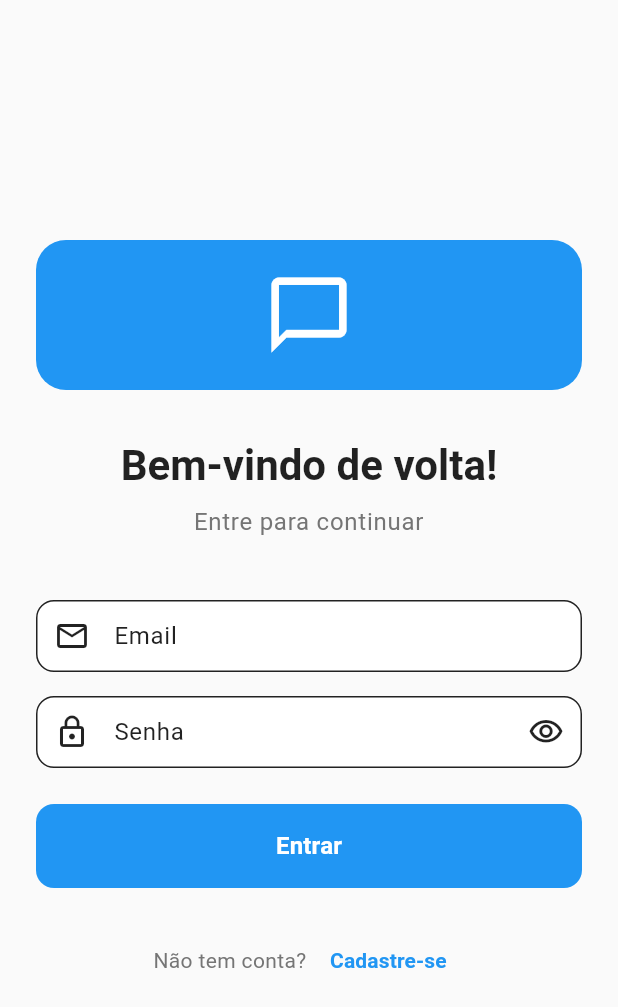
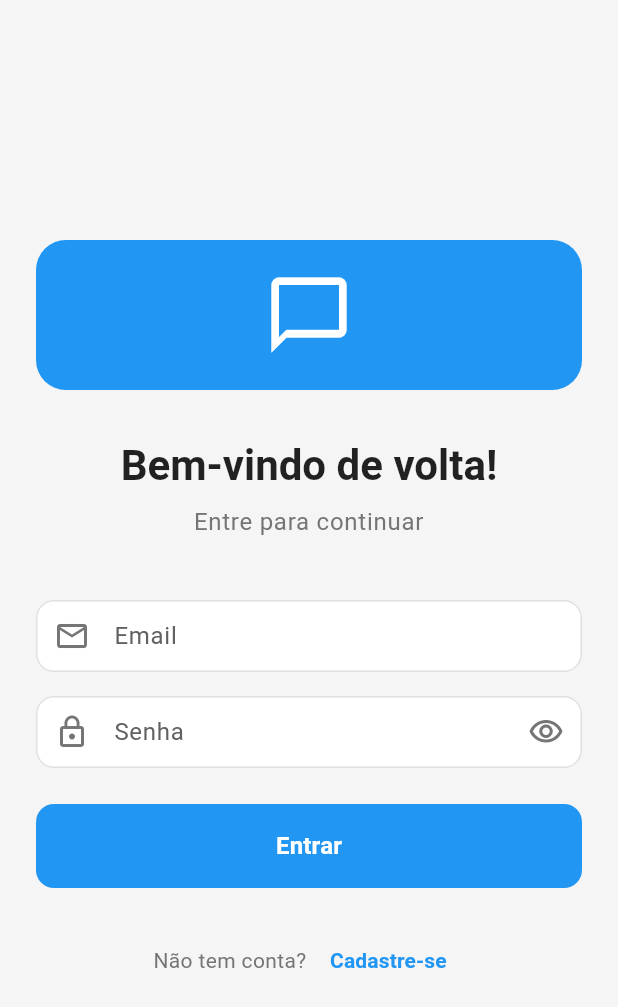
Before and after one commit to carlosesl1/agente, a Flutter app: the screen it shows after launch, on a phone screen of 412 x 824 dp. Shown: the top 1007 px of the screen. Run offline on Flutter 3.47's test engine with Material 3 defaults, Android fonts, the phone set to English and light mode, and no system bars; our stand-ins replace connectivity_plus, dio, firebase_core, firebase_messaging, flutter_chat_types, flutter_chat_ui and 8 more; missing offline and left inert: record; accounts and stored records are empty.

Commit message:
Corrigir cores da tela de login para suportar modo escuro
✨ Melhorias:
- Cores adaptáveis baseadas no tema (claro/escuro)
- Labels e hints visíveis em ambos os modos
- Background e campos com cores apropriadas
- Bordas com cores adequadas por tema
- Texto legível em modo escuro

🐛 Fixes:
- Letras brancas em fundo branco corrigido
- Nomes dos campos agora visíveis

```diff
--- a/meu_bot_app/lib/screens/login_screen.dart
+++ b/meu_bot_app/lib/screens/login_screen.dart
@@ -1,5 +1,8 @@
 import 'package:flutter/material.dart';
+import 'package:provider/provider.dart';
 import '../services/supabase_service.dart';
+import '../theme/theme_provider.dart';
+import '../theme/app_themes.dart';
 import 'register_screen.dart';
 
 /// Tela de Login
@@ -120,8 +123,11 @@ class _LoginScreenState extends State<LoginScreen> {
 
   @override
   Widget build(BuildContext context) {
+    final themeProvider = Provider.of<ThemeProvider>(context);
+    final isDark = themeProvider.isDarkMode;
+
     return Scaffold(
-      backgroundColor: Colors.grey[50],
+      backgroundColor: isDark ? AppThemes.darkBackground : AppThemes.lightBackground,
       body: SafeArea(
         child: Center(
           child: SingleChildScrollView(
@@ -137,7 +143,7 @@ class _LoginScreenState extends State<LoginScreen> {
                     width: 100,
                     height: 100,
                     decoration: BoxDecoration(
-                      color: Colors.blue,
+                      color: AppThemes.lightPrimary,
                       borderRadius: BorderRadius.circular(20),
                     ),
                     child: const Icon(
@@ -153,7 +159,7 @@ class _LoginScreenState extends State<LoginScreen> {
                     'Bem-vindo de volta!',
                     style: Theme.of(context).textTheme.headlineMedium?.copyWith(
                           fontWeight: FontWeight.bold,
-                          color: Colors.black87,
+                          color: isDark ? Colors.white : Colors.black87,
                         ),
                     textAlign: TextAlign.center,
                   ),
@@ -161,7 +167,7 @@ class _LoginScreenState extends State<LoginScreen> {
                   Text(
                     'Entre para continuar',
                     style: Theme.of(context).textTheme.bodyLarge?.copyWith(
-                          color: Colors.grey[600],
+                          color: isDark ? Colors.grey[400] : Colors.grey[600],
                         ),
                     textAlign: TextAlign.center,
                   ),
@@ -198,15 +204,40 @@ class _LoginScreenState extends State<LoginScreen> {
                     autocorrect: false,
                     enabled: !_isLoading,
                     validator: _validateEmail,
+                    style: TextStyle(
+                      color: isDark ? Colors.white : Colors.black87,
+                    ),
                     decoration: InputDecoration(
                       labelText: 'Email',
+                      labelStyle: TextStyle(
+                        color: isDark ? Colors.grey[400] : Colors.grey[700],
+                      ),
                       hintText: 'seu@email.com',
-                      prefixIcon: const Icon(Icons.email_outlined),
+                      hintStyle: TextStyle(
+                        color: isDark ? Colors.grey[600] : Colors.grey[400],
+                      ),
+                      prefixIcon: Icon(
+                        Icons.email_outlined,
+                        color: isDark ? Colors.grey[400] : Colors.grey[600],
+                      ),
                       border: OutlineInputBorder(
                         borderRadius: BorderRadius.circular(12),
                       ),
+                      enabledBorder: OutlineInputBorder(
+                        borderRadius: BorderRadius.circular(12),
+                        borderSide: BorderSide(
+                          color: isDark ? Colors.grey[700]! : Colors.grey[300]!,
+                        ),
+                      ),
+                      focusedBorder: OutlineInputBorder(
+                        borderRadius: BorderRadius.circular(12),
+                        borderSide: BorderSide(
+                          color: AppThemes.lightPrimary,
+                          width: 2,
+                        ),
+                      ),
                       filled: true,
-                      fillColor: Colors.white,
+                      fillColor: isDark ? AppThemes.darkSurface : Colors.white,
                     ),
                   ),
                   const SizedBox(height: 16),
@@ -217,15 +248,28 @@ class _LoginScreenState extends State<LoginScreen> {
                     obscureText: _obscurePassword,
                     enabled: !_isLoading,
                     validator: _validatePassword,
+                    style: TextStyle(
+                      color: isDark ? Colors.white : Colors.black87,
+                    ),
                     decoration: InputDecoration(
                       labelText: 'Senha',
+                      labelStyle: TextStyle(
+                        color: isDark ? Colors.grey[400] : Colors.grey[700],
+                      ),
                       hintText: 'Sua senha',
-                      prefixIcon: const Icon(Icons.lock_outline),
+                      hintStyle: TextStyle(
+                        color: isDark ? Colors.grey[600] : Colors.grey[400],
+                      ),
+                      prefixIcon: Icon(
+                        Icons.lock_outline,
+                        color: isDark ? Colors.grey[400] : Colors.grey[600],
+                      ),
                       suffixIcon: IconButton(
                         icon: Icon(
                           _obscurePassword
                               ? Icons.visibility_outlined
                               : Icons.visibility_off_outlined,
+                          color: isDark ? Colors.grey[400] : Colors.grey[600],
                         ),
                         onPressed: () {
                           setState(() {
@@ -236,8 +280,21 @@ class _LoginScreenState extends State<LoginScreen> {
                       border: OutlineInputBorder(
                         borderRadius: BorderRadius.circular(12),
                       ),
+                      enabledBorder: OutlineInputBorder(
+                        borderRadius: BorderRadius.circular(12),
+                        borderSide: BorderSide(
+                          color: isDark ? Colors.grey[700]! : Colors.grey[300]!,
+                        ),
+                      ),
+                      focusedBorder: OutlineInputBorder(
+                        borderRadius: BorderRadius.circular(12),
+                        borderSide: BorderSide(
+                          color: AppThemes.lightPrimary,
+                          width: 2,
+                        ),
+                      ),
                       filled: true,
-                      fillColor: Colors.white,
+                      fillColor: isDark ? AppThemes.darkSurface : Colors.white,
                     ),
                   ),
                   const SizedBox(height: 24),
@@ -248,9 +305,10 @@ class _LoginScreenState extends State<LoginScreen> {
                     child: ElevatedButton(
                       onPressed: _isLoading ? null : _handleLogin,
                       style: ElevatedButton.styleFrom(
-                        backgroundColor: Colors.blue,
+                        backgroundColor: AppThemes.lightPrimary,
                         foregroundColor: Colors.white,
                         elevation: 0,
+                        disabledBackgroundColor: isDark ? Colors.grey[800] : Colors.grey[300],
                         shape: RoundedRectangleBorder(
                           borderRadius: BorderRadius.circular(12),
                         ),
@@ -282,12 +340,14 @@ class _LoginScreenState extends State<LoginScreen> {
                     children: [
                       Text(
                         'Não tem conta? ',
-                        style: TextStyle(color: Colors.grey[600]),
+                        style: TextStyle(
+                          color: isDark ? Colors.grey[400] : Colors.grey[600],
+                        ),
                       ),
                       TextButton(
                         onPressed: _isLoading ? null : _navigateToRegister,
                         style: TextButton.styleFrom(
-                          foregroundColor: Colors.blue,
+                          foregroundColor: AppThemes.lightPrimary,
                         ),
                         child: const Text(
                           'Cadastre-se',
```
